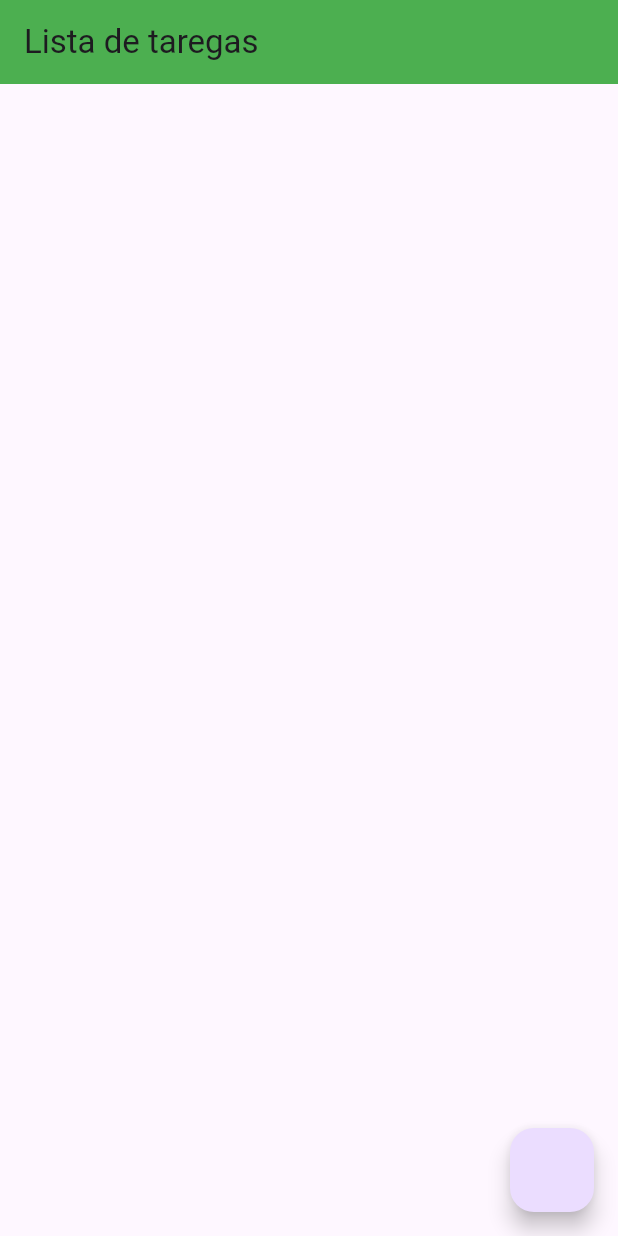
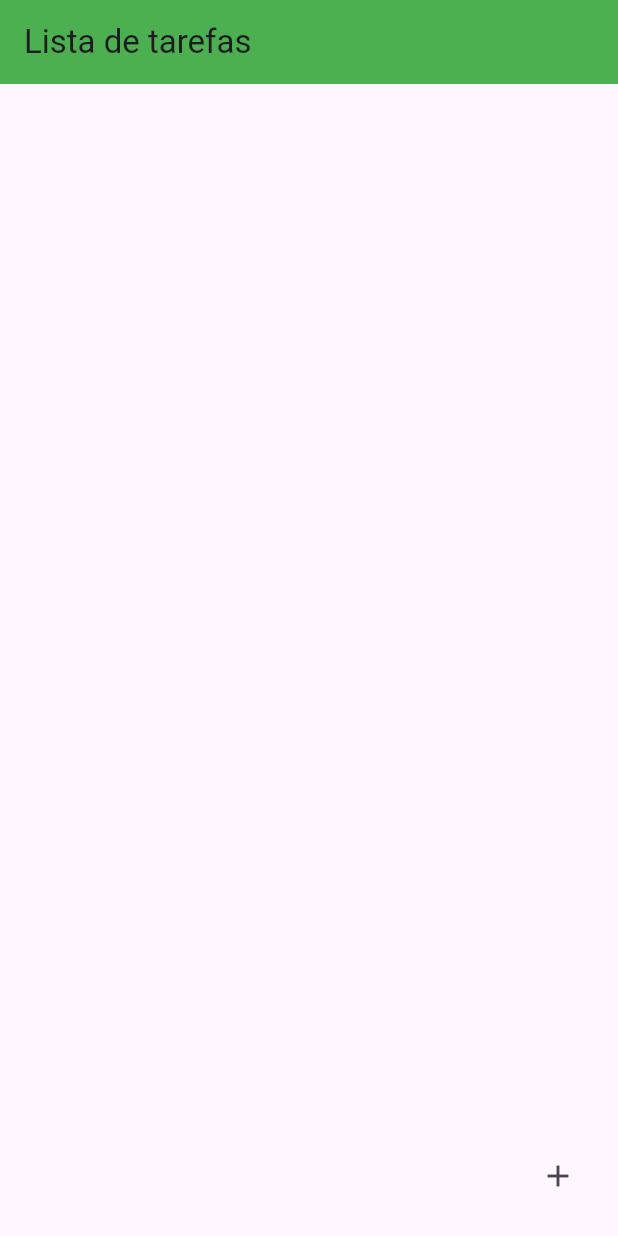
Before and after one commit to GabrielSiqueiraGama/Tasks-toDoList, a Flutter app: the screen it shows after launch, on a phone screen of 412 x 824 dp. Run offline on Flutter 3.47's test engine with Material 3 defaults, Android fonts, the phone set to English and light mode, and no system bars.

Commit message:
feat: :seedling: changing button

```diff
--- a/lib/view/task_list_screen.dart
+++ b/lib/view/task_list_screen.dart
@@ -15,7 +15,7 @@ class _TaskListScreenState extends State<TaskListScreen> {
   Widget build(BuildContext context) {
     return Scaffold(
       appBar: AppBar(
-        title: const Text('Lista de taregas'),
+        title: const Text('Lista de tarefas'),
         backgroundColor: Colors.green,
       ),
       body: Consumer<TaskProvider>(
@@ -47,14 +47,16 @@ class _TaskListScreenState extends State<TaskListScreen> {
           );
         },
       ),
-      floatingActionButton: FloatingActionButton(onPressed: () {
+      floatingActionButton: IconButton(
+          onPressed: () {
             Navigator.push(
               context,
               MaterialPageRoute(
                 builder: (context) => const TaskAddScreen(),
               ),
             );
-      }),
+          },
+          icon: const Icon(Icons.add)),
     );
   }
 }
```
Lines whose indentation alone changed are shown as unchanged.
